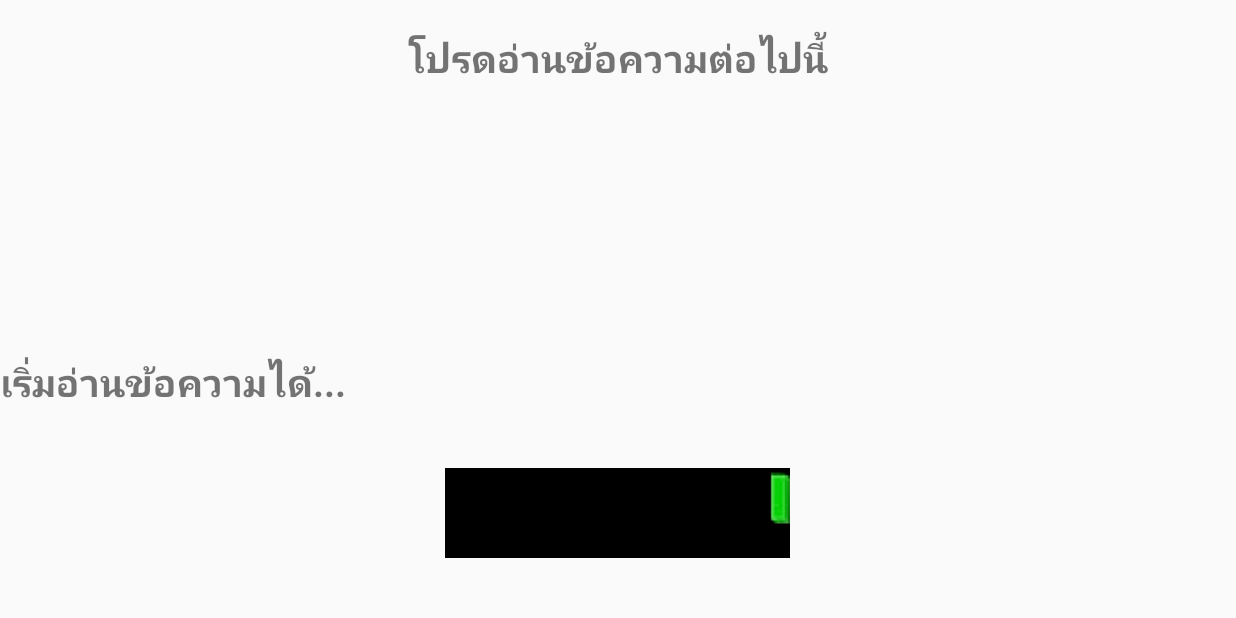
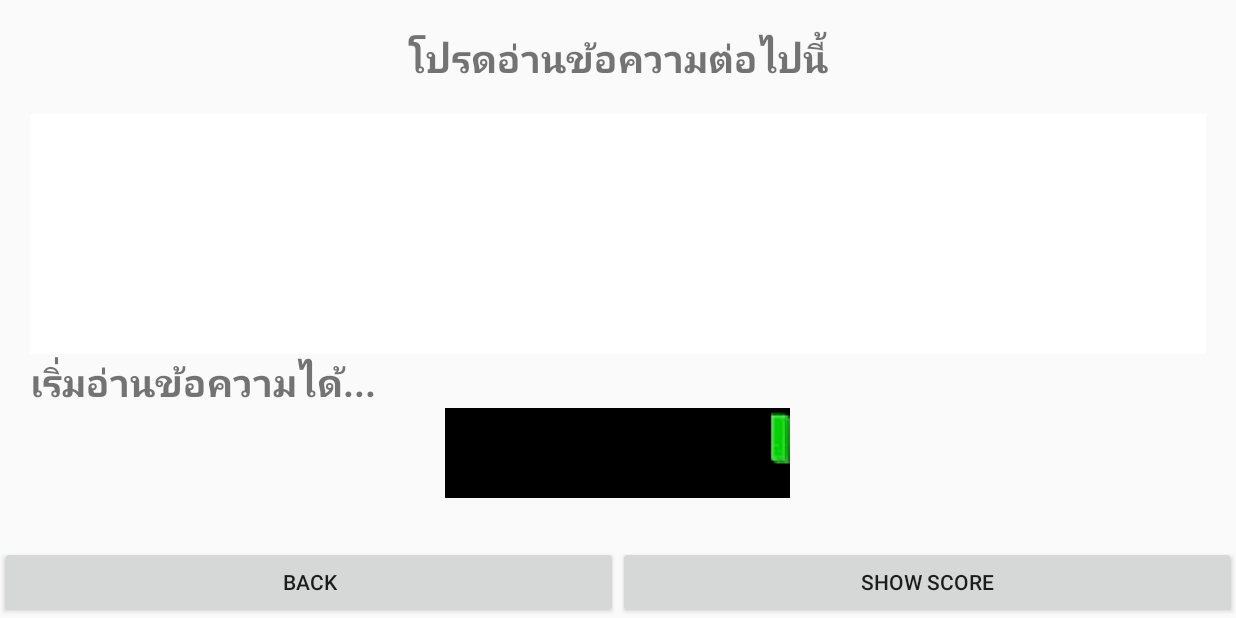
Before and after one commit to Norapol/BroadcasterTest, an Android app: the TestActivity screen opened directly, with no data from a screen before it, on a phone screen of 824 x 412 dp (held sideways). Run offline under Robolectric (Android 15) with nearby library versions, the phone set to English and light mode, and no system bars.

Commit message:
After Lunch

```diff
--- a/app/src/main/AndroidManifest.xml
+++ b/app/src/main/AndroidManifest.xml
@@ -31,7 +31,11 @@
             android:screenOrientation="landscape" />
         <activity
             android:name=".TestActivity"
-            android:screenOrientation="landscape"></activity>
+            android:screenOrientation="landscape" />
+        <activity
+            android:name=".ShowScoreActivity"
+            android:screenOrientation="landscape">
+        </activity>
     </application>
 
 </manifest>
--- a/app/src/main/java/rmutr/narubeth/saowarak/norapol/broadcastertest/TestActivity.java
+++ b/app/src/main/java/rmutr/narubeth/saowarak/norapol/broadcastertest/TestActivity.java
@@ -2,10 +2,12 @@ package rmutr.narubeth.saowarak.norapol.broadcastertest;
 
 import android.app.Activity;
 import android.content.Context;
+import android.content.Intent;
 import android.os.Bundle;
 import android.os.Handler;
 import android.os.PowerManager;
 import android.util.Log;
+import android.view.View;
 import android.widget.TextView;
 import android.widget.Toast;
 
@@ -15,7 +17,7 @@ public class TestActivity extends Activity  {
 
     private TextView showDetailTextView;
     private String detailString;
-    private int timeAnInt = 0;
+    private int timeAnInt = 1, scoreAnInt = 0;
 
     /* constants */
     private static final int POLL_INTERVAL = 300;
@@ -55,14 +57,18 @@ public class TestActivity extends Activity  {
             //Log.i("Noise", "runnable mPollTask");
             updateDisplay(getResources().getString(R.string.start_test), amp);
 
-            if ((amp > mThreshold)) {
-                callForHelp();
-                //Log.i("Noise", "==== onCreate ===");
+            if (amp > 6) {
+                if (amp > 8) {
+                    scoreAnInt += 1;
+                    timeAnInt += 1;
+                    callForHelp();
+                } else {
+                    timeAnInt += 1;
+                } //if2
+            } //if1
 
-            } else if ( amp > (mThreshold - 1)) {
-                timeAnInt += 1;
-                Log.d("11March", "Time Pass = " + timeAnInt);
-            }
+            Log.d("11March", "Score = " + scoreAnInt);
+            Log.d("11March", "Times = " + timeAnInt);
 
             // Runnable(mPollTask) will again execute after POLL_INTERVAL
             mHandler.postDelayed(mPollTask, POLL_INTERVAL);
@@ -91,6 +97,20 @@ public class TestActivity extends Activity  {
 
         PowerManager pm = (PowerManager) getSystemService(Context.POWER_SERVICE);
         mWakeLock = pm.newWakeLock(PowerManager.SCREEN_DIM_WAKE_LOCK, "NoiseAlert");
+    } //Main Method
+
+    public void clickShowScore(View view) {
+        Intent intent = new Intent(TestActivity.this, ShowScoreActivity.class);
+
+        intent.putExtra("Score", scoreAnInt);
+        intent.putExtra("Times", timeAnInt);
+
+        startActivity(intent);
+        finish();
+    }
+
+    public void clickBackTest(View view) {
+        finish();
     }
 
     private void showDetailView() {
@@ -166,11 +186,11 @@ public class TestActivity extends Activity  {
 
     private void callForHelp() {
 
-        //stop();
+        scoreAnInt += 1;
 
-        // Show alert when noise thersold crossed
-        Toast.makeText(getApplicationContext(), "Noise Thersold Crossed, do here your stuff.",
+        Toast.makeText(getApplicationContext(), getResources().getString(R.string.bingo),
                 Toast.LENGTH_LONG).show();
+
     }
 
 };
--- a/app/src/main/res/layout-land/activity_test.xml
+++ b/app/src/main/res/layout-land/activity_test.xml
@@ -20,7 +20,8 @@
         android:layout_height="160dp"
         android:id="@+id/scrollView"
         android:layout_marginLeft="20dp"
-        android:layout_marginRight="20dp" >
+        android:layout_marginRight="20dp"
+        android:background="#ffffff">
 
         <LinearLayout
             android:orientation="vertical"
@@ -45,7 +46,7 @@
         android:textSize="25sp"
         android:textStyle="bold"
         android:text="Stop"
-        />
+        android:layout_marginLeft="20dp" />
     <RelativeLayout
         android:layout_width="fill_parent"
         android:layout_height="fill_parent"
@@ -54,8 +55,7 @@
             android:orientation="vertical"
             android:layout_width="wrap_content"
             android:layout_height="wrap_content"
-            android:layout_centerInParent="true"
-            >
+            android:layout_centerHorizontal="true">
 
             <rmutr.narubeth.saowarak.norapol.broadcastertest.SoundLevelView
                 android:id="@+id/volume"
@@ -64,5 +64,28 @@
 
                 />
         </LinearLayout>
+
+        <LinearLayout
+            android:orientation="horizontal"
+            android:layout_width="match_parent"
+            android:layout_height="wrap_content"
+            android:layout_alignParentBottom="true">
+
+            <Button
+                android:layout_width="0dp"
+                android:layout_height="wrap_content"
+                android:text="Back"
+                android:id="@+id/button4"
+                android:layout_weight="1"
+                android:onClick="clickBackTest" />
+
+            <Button
+                android:layout_width="0dp"
+                android:layout_height="wrap_content"
+                android:text="Show Score"
+                android:id="@+id/button5"
+                android:layout_weight="1"
+                android:onClick="clickShowScore" />
+        </LinearLayout>
     </RelativeLayout>
 </LinearLayout>
--- a/app/src/main/res/values/strings.xml
+++ b/app/src/main/res/values/strings.xml
@@ -7,5 +7,7 @@
 
     <string name="title_test">โปรดอ่านข้อความต่อไปนี้</string>
     <string name="start_test">เริ่มอ่านข้อความได้...</string>
+    <string name="bingo">คะแนนของคุณ</string>
+    <string name="read_score">ประวัติการทดสอบ</string>
 
 </resources>
```
Also changed, not shown: app/src/main/java/rmutr/narubeth/saowarak/norapol/broadcastertest/ShowScoreActivity.java (added, +39 -0 lines), app/src/main/res/layout-land/activity_show_score.xml (added, +49 -0 lines), app/src/main/res/layout/activity_show_score.xml (added, +12 -0 lines).
